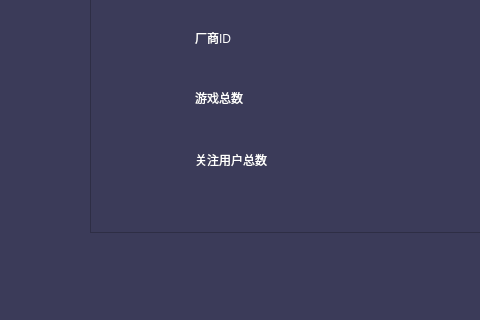
Old version of the form mainManufacturerWindow.ui in the repository lazuream/game-system; both pictures show x 146 to 626 and y 342 to 662 of the 1024 by 768 pixel window.
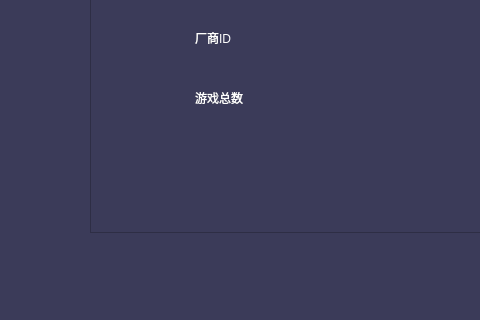
New version of the form. The open tabs and pages were chosen to show the change. Icons and pictures are not drawn.

Diff of the .ui file:
```diff
--- a/mainManufacturerWindow.ui
+++ b/mainManufacturerWindow.ui
@@ -216,23 +216,6 @@
            <string>游戏总数</string>
           </property>
          </widget>
-         <widget class="QLabel" name="lable_UserSum">
-          <property name="geometry">
-           <rect>
-            <x>340</x>
-            <y>430</y>
-            <width>91</width>
-            <height>16</height>
-           </rect>
-          </property>
-          <property name="styleSheet">
-           <string notr="true">color: rgb(255, 255, 255);
-	font: 10pt &quot;华光胖头鱼_CNKI&quot;;</string>
-          </property>
-          <property name="text">
-           <string>关注用户总数</string>
-          </property>
-         </widget>
          <widget class="QLabel" name="message1">
           <property name="geometry">
            <rect>
```
Left out of the diff: 19 changed lines with no effect on the pictures.
